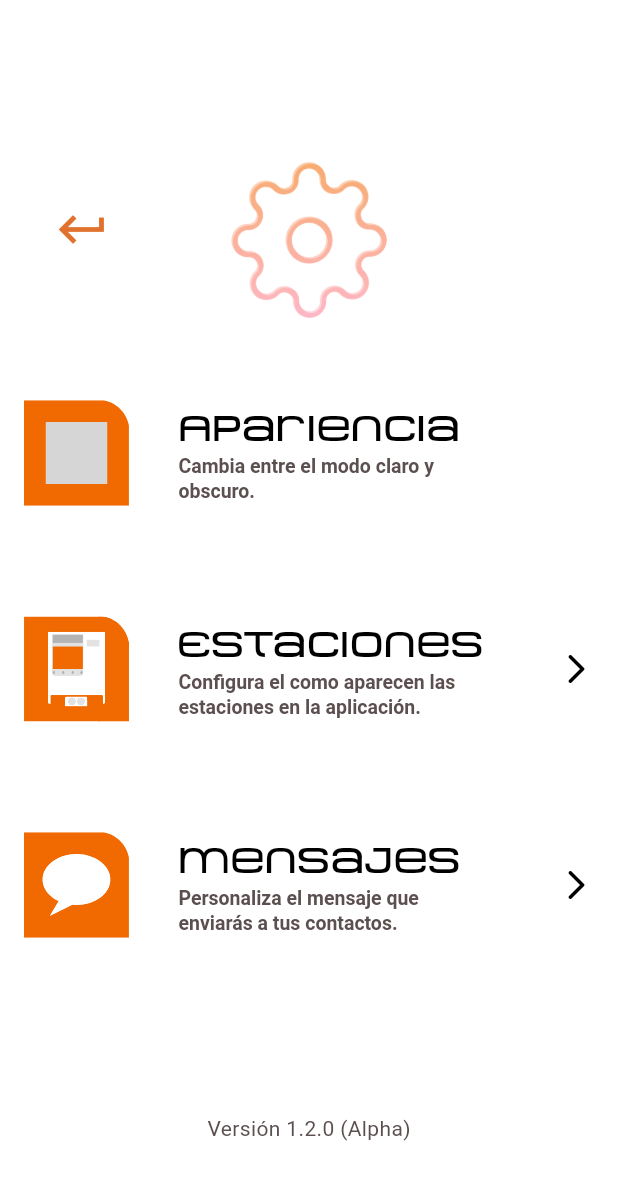
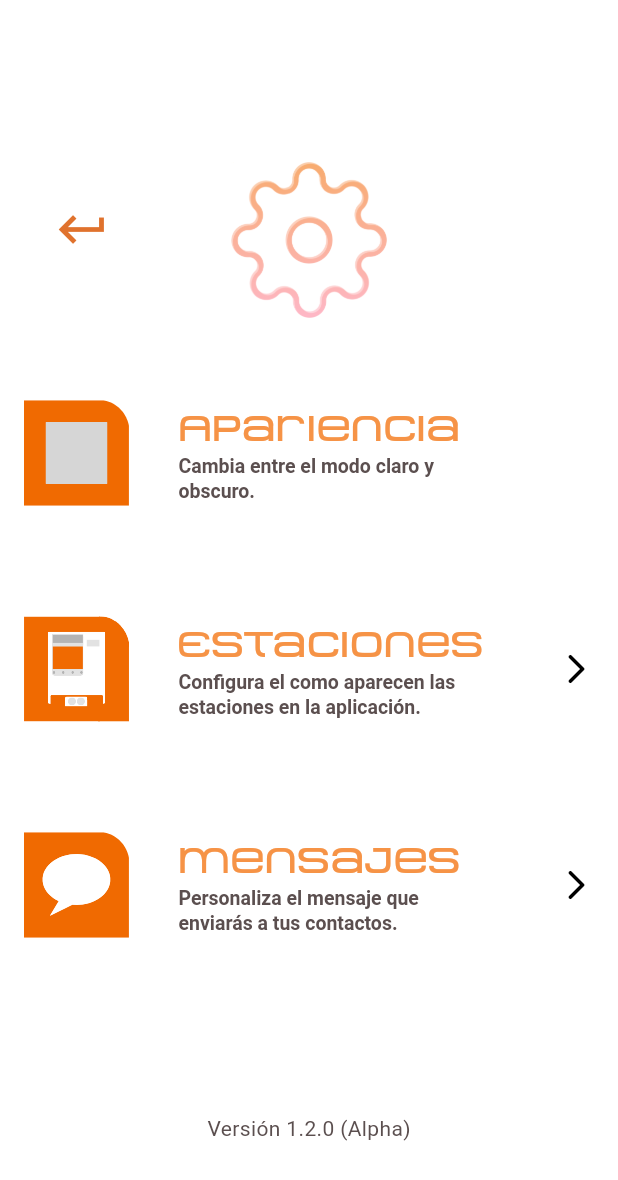
Before and after one commit to rafael-mex/anuncia-mi-llegada, a Flutter app: the SettingsScreen screen opened by its route, on a phone screen of 412 x 824 dp. Shown: the top 1180 px of the screen. Run offline on Flutter 3.47's test engine with Material 3 defaults, Android fonts, the phone set to English and light mode, and no system bars; our stand-ins replace flutter_svg, go_router, shared_preferences; missing offline and left inert: flutter_inner_shadow, light_dark_theme_toggle; accounts and stored records are empty; Roboto replaces fonts that are missing (Nunito); project files that could hold a hidden picture were left out; grey boxes are pictures that could not be loaded.

Commit message:
ref(metroStyle): se actualiza el metroStyle a los titulos de los elementos

```diff
--- a/lib/config/menu/settings_items.dart
+++ b/lib/config/menu/settings_items.dart
@@ -1,4 +1,5 @@
 import 'package:anuncia_mi_llegada/config/preferences/preferences_service.dart';
+import 'package:anuncia_mi_llegada/theme/app_theme.dart';
 import 'package:flutter/material.dart';
 import 'package:flutter_svg/svg.dart';
 import 'package:light_dark_theme_toggle/light_dark_theme_toggle.dart';
@@ -19,7 +20,6 @@ class MenuItem {
 
 //Estilos de texto
 /* Font del Metro:*/
-const metroStyle = TextStyle(fontFamily: 'METRO-DF', fontSize: 24);
 /* Nunito:*/
 const _nunitoFamily = TextStyle(
   height: 1.3,
@@ -41,7 +41,7 @@ final appSettingsItems = <MenuItem>[
   MenuItem(
     title: Text(
       "Apariencia",
-      style: TextStyle(fontFamily: 'METRO-DF', fontSize: 24),
+      style: AppTheme.metroStyle,
     ),
     subtitle: Text(
       "Cambia entre el modo claro y \nobscuro.",
@@ -52,7 +52,7 @@ final appSettingsItems = <MenuItem>[
   //------
   // ------ Opción: Estaciones ------
   MenuItem(
-    title: Text("Estaciones", style: metroStyle),
+    title: Text("Estaciones", style: AppTheme.metroStyle),
     subtitle: Text(
       "Configura el como aparecen las \nestaciones en la aplicación.",
       style: _nunitoFamily,
@@ -128,7 +128,7 @@ final appSettingsItems = <MenuItem>[
   // ------
   // ------ Opción: Mensajes ------
   MenuItem(
-    title: Text("Mensajes", style: metroStyle),
+    title: Text("Mensajes", style: AppTheme.metroStyle),
     subtitle: Text(
       "Personaliza el mensaje que \nenviarás a tus contactos.",
       style: _nunitoFamily,
@@ -212,10 +212,16 @@ final appSettingsItems = <MenuItem>[
                         color: dynamicColor,
                       ),
                       items: const [
-                        DropdownMenuItem(value: "SMS", child: Text("SMS")),
+                        DropdownMenuItem(
+                          value: "SMS",
+                          child: Text("SMS")),
                         DropdownMenuItem(
                           value: "WhatsApp",
                           child: Text("WhatsApp"),
+                        ),
+                        DropdownMenuItem(
+                          value: "Otros",
+                          child: Text("Otros"),
                         ),
                       ],
                       onChanged: (String? newValue) {
```
